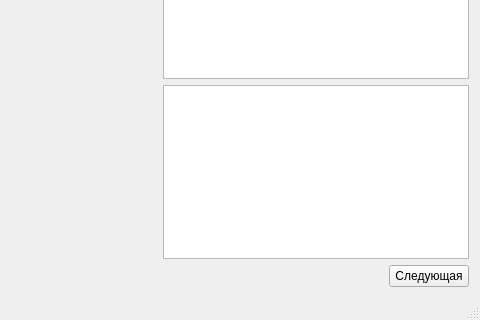
First picture: the form in mainwindow.ui, repository vuvko/label_emotions, before the edit; both pictures show x 161 to 641 and y 153 to 473 of the 641 by 473 pixel window.
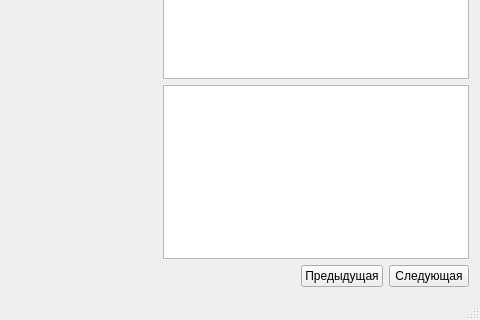
Second picture: the form after the edit.

Commit message: Adding functional for cycling images. (Prev button)

```diff
--- a/mainwindow.ui
+++ b/mainwindow.ui
@@ -102,6 +102,13 @@
           </property>
          </spacer>
         </item>
+        <item>
+         <widget class="QPushButton" name="PrevButton">
+          <property name="text">
+           <string>Предыдущая</string>
+          </property>
+         </widget>
+        </item>
         <item>
          <widget class="QPushButton" name="NextButton">
           <property name="sizePolicy">
```
Left out of the diff: 73 changed lines with no effect on the pictures. The commit also changes 2 other files.
